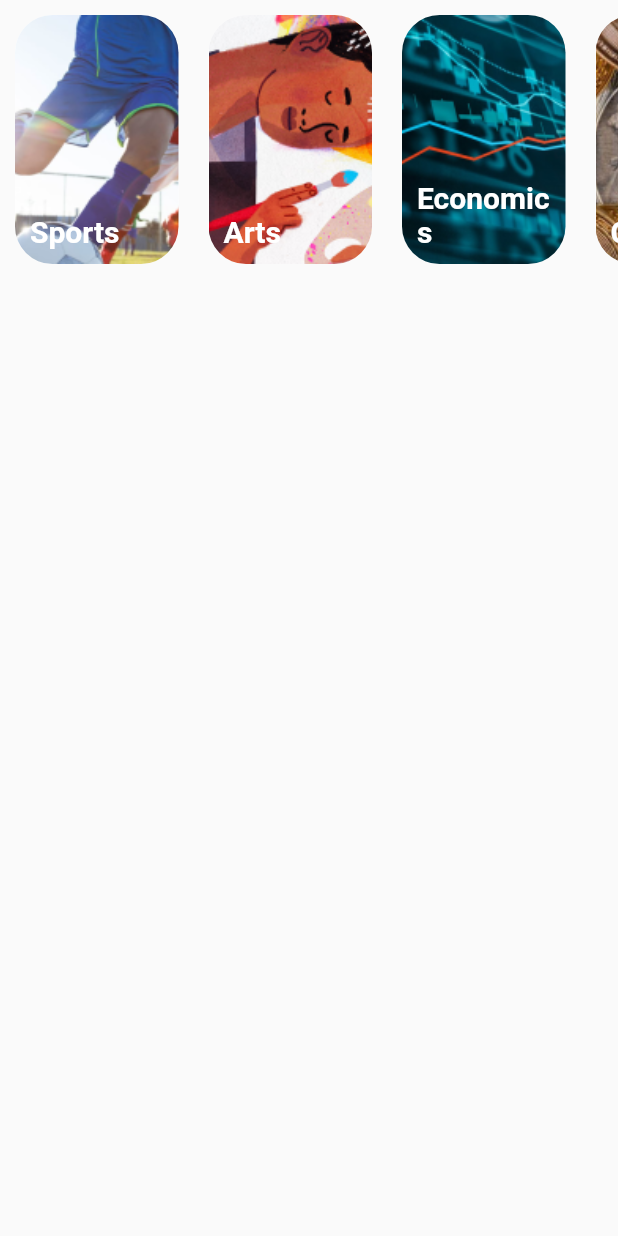
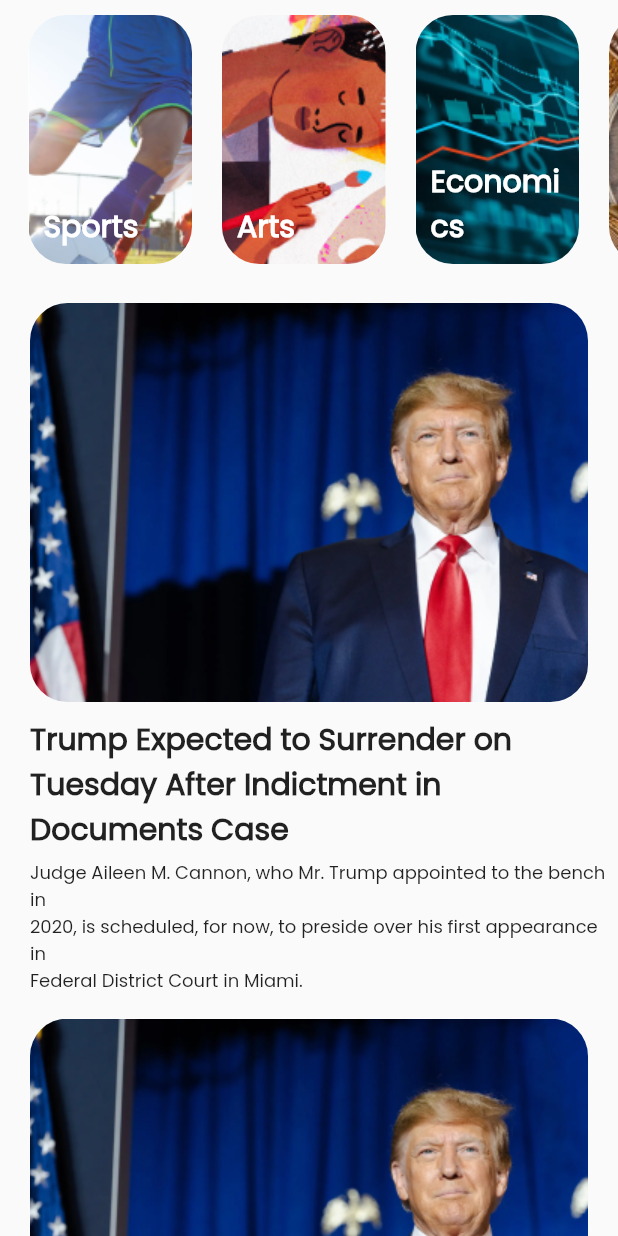
Before and after one commit to L0r3ntz/BPC_APP, a Flutter app: the Home screen opened directly, on a phone screen of 412 x 824 dp. Run offline on Flutter 3.47's test engine with Material 2 defaults, Android fonts, the light colour scheme and no system bars.

Commit message:
Bagian Home, tombol lanjut diperbarui, dll

```diff
--- a/lib/SplashScreen2.dart
+++ b/lib/SplashScreen2.dart
@@ -171,6 +171,10 @@ class _SplashScreen2State extends State<SplashScreen2> {
                       height: 15,
                     ),
                     ElevatedButton(
+                        style: ElevatedButton.styleFrom(
+                            shape: StadiumBorder(),
+                            minimumSize: Size(107, 39),
+                            backgroundColor: Colors.black),
                         onPressed: () {
                           Navigator.push(context,
                               MaterialPageRoute(builder: (context) => Login()));
--- a/lib/buttom_navigation/Home.dart
+++ b/lib/buttom_navigation/Home.dart
@@ -18,6 +18,7 @@ class _HomeState extends State<Home> {
         child: Column(
           children: [
             SingleChildScrollView(
+              padding: EdgeInsets.only(left: 9, right: 9),
               scrollDirection: Axis.horizontal,
               child: Row(
                 children: [
@@ -38,6 +39,7 @@ class _HomeState extends State<Home> {
                         child: Text(
                           'Sports',
                           style: TextStyle(
+                              fontFamily: "Poppins",
                               fontSize: 20,
                               fontWeight: FontWeight.bold,
                               color: Colors.white),
@@ -62,6 +64,7 @@ class _HomeState extends State<Home> {
                         child: Text(
                           'Arts',
                           style: TextStyle(
+                              fontFamily: "Poppins",
                               fontSize: 20,
                               fontWeight: FontWeight.bold,
                               color: Colors.white),
@@ -86,6 +89,7 @@ class _HomeState extends State<Home> {
                         child: Text(
                           'Economics',
                           style: TextStyle(
+                              fontFamily: "Poppins",
                               fontSize: 20,
                               fontWeight: FontWeight.bold,
                               color: Colors.white),
@@ -110,6 +114,7 @@ class _HomeState extends State<Home> {
                         child: Text(
                           'Crypto',
                           style: TextStyle(
+                              fontFamily: "Poppins",
                               fontSize: 20,
                               fontWeight: FontWeight.bold,
                               color: Colors.white),
@@ -119,7 +124,95 @@ class _HomeState extends State<Home> {
                   ),
                 ],
               ),
-            )
+            ),
+            Column(
+              children: [
+                Container(
+                  width: 398,
+                  height: 266,
+                  margin:
+                      EdgeInsets.only(left: 20, right: 20, top: 16, bottom: 10),
+                  decoration: BoxDecoration(
+                    image: DecorationImage(
+                        image: AssetImage("assets/images/trump.png"),
+                        fit: BoxFit.cover),
+                    borderRadius: BorderRadius.circular(25),
+                    color: Colors.white,
+                  ),
+                ),
+                Align(
+                  alignment: AlignmentDirectional.centerStart,
+                  child: Container(
+                    padding: EdgeInsets.only(left: 20),
+                    child: Text(
+                      "Trump Expected to Surrender on\nTuesday After Indictment in\nDocuments Case",
+                      style: TextStyle(
+                          fontFamily: "Poppins",
+                          fontSize: 20,
+                          fontWeight: FontWeight.bold),
+                    ),
+                  ),
+                ),
+                SizedBox(
+                  height: 5,
+                ),
+                Align(
+                  alignment: AlignmentDirectional.centerStart,
+                  child: Container(
+                    padding: EdgeInsets.only(left: 20),
+                    child: Text(
+                      "Judge Aileen M. Cannon, who Mr. Trump appointed to the bench in\n2020, is scheduled, for now, to preside over his first appearance in\nFederal District Court in Miami.",
+                      style: TextStyle(
+                          fontFamily: "Poppins",
+                          fontSize: 12,
+                          fontWeight: FontWeight.normal),
+                    ),
+                  ),
+                ),
+                Container(
+                  width: 398,
+                  height: 266,
+                  margin:
+                      EdgeInsets.only(left: 20, right: 20, top: 16, bottom: 10),
+                  decoration: BoxDecoration(
+                    image: DecorationImage(
+                        image: AssetImage("assets/images/trump.png"),
+                        fit: BoxFit.cover),
+                    borderRadius: BorderRadius.circular(25),
+                    color: Colors.white,
+                  ),
+                ),
+                Align(
+                  alignment: AlignmentDirectional.centerStart,
+                  child: Container(
+                    padding: EdgeInsets.only(left: 20),
+                    child: Text(
+                      "Trump Expected to Surrender on\nTuesday After Indictment in\nDocuments Case",
+                      style: TextStyle(
+                          fontFamily: "Poppins",
+                          fontSize: 20,
+                          fontWeight: FontWeight.bold),
+                    ),
+                  ),
+                ),
+                SizedBox(
+                  height: 5,
+                ),
+                Align(
+                  alignment: AlignmentDirectional.centerStart,
+                  child: Container(
+                    padding: EdgeInsets.only(left: 20, bottom: 20),
+                    child: Text(
+                      "Judge Aileen M. Cannon, who Mr. Trump appointed to the bench in\n2020, is scheduled, for now, to preside over his first appearance in\nFederal District Court in Miami.",
+                      style: TextStyle(
+                          fontFamily: "Poppins",
+                          fontSize: 12,
+                          fontWeight: FontWeight.normal),
+                    ),
+                  ),
+                ),
+              ],
+            ),
           ],
         ),
       ),
--- a/lib/buttom_navigation/Search.dart
+++ b/lib/buttom_navigation/Search.dart
@@ -40,7 +40,7 @@ class _SearchState extends State<Search> {
                     image: AssetImage('assets/images/Sports.jpg'),
                     fit: BoxFit.cover),
                 borderRadius: BorderRadius.circular(25),
-                color: Colors.black,
+                color: Colors.white,
               ),
               child: Column(
                 mainAxisAlignment: MainAxisAlignment.center,
@@ -65,7 +65,7 @@ class _SearchState extends State<Search> {
                     image: AssetImage('assets/images/Arts.png'),
                     fit: BoxFit.cover),
                 borderRadius: BorderRadius.circular(25),
-                color: Colors.black,
+                color: Colors.white,
               ),
               child: Column(
                 mainAxisAlignment: MainAxisAlignment.center,
@@ -90,7 +90,7 @@ class _SearchState extends State<Search> {
                     image: AssetImage('assets/images/Economics.png'),
                     fit: BoxFit.cover),
                 borderRadius: BorderRadius.circular(25),
-                color: Colors.black,
+                color: Colors.white,
               ),
               child: Column(
                 mainAxisAlignment: MainAxisAlignment.center,
@@ -116,7 +116,7 @@ class _SearchState extends State<Search> {
                     image: AssetImage('assets/images/Crypto.png'),
                     fit: BoxFit.cover),
                 borderRadius: BorderRadius.circular(25),
-                color: Colors.black,
+                color: Colors.white,
               ),
               child: Column(
                 mainAxisAlignment: MainAxisAlignment.center,
```
Also changed, not shown: assets/images/trump.png (added).
